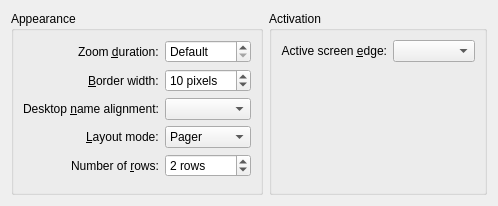
Above: effects/desktopgrid_config.ui from KDE/kwin before the change. Below: the same form after it.
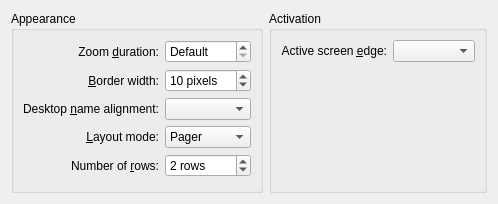
That is the form after the change. Custom widgets are drawn as their Qt base class.

Commit message: Use grid layouts instead of form layouts.

The edit to the form file:
```diff
--- a/effects/desktopgrid_config.ui
+++ b/effects/desktopgrid_config.ui
@@ -15,15 +15,15 @@
      <property name="title" >
       <string>Appearance</string>
      </property>
-     <layout class="QFormLayout" name="formLayout" >
-      <property name="labelAlignment" >
-       <set>Qt::AlignRight|Qt::AlignTrailing|Qt::AlignVCenter</set>
-      </property>
+     <layout class="QGridLayout" name="gridLayout" >
       <item row="0" column="0" >
        <widget class="QLabel" name="label" >
         <property name="text" >
          <string>Zoom &amp;duration:</string>
         </property>
+        <property name="alignment" >
+         <set>Qt::AlignRight|Qt::AlignTrailing|Qt::AlignVCenter</set>
+        </property>
         <property name="buddy" >
          <cstring>zoomDurationSpin</cstring>
         </property>
@@ -50,6 +50,9 @@
         <property name="text" >
          <string>&amp;Border width:</string>
         </property>
+        <property name="alignment" >
+         <set>Qt::AlignRight|Qt::AlignTrailing|Qt::AlignVCenter</set>
+        </property>
         <property name="buddy" >
          <cstring>borderWidthSpin</cstring>
         </property>
@@ -73,6 +76,9 @@
         <property name="text" >
          <string>Desktop &amp;name alignment:</string>
         </property>
+        <property name="alignment" >
+         <set>Qt::AlignRight|Qt::AlignTrailing|Qt::AlignVCenter</set>
+        </property>
         <property name="buddy" >
          <cstring>desktopNameAlignmentCombo</cstring>
         </property>
@@ -86,6 +92,9 @@
         <property name="text" >
          <string>&amp;Layout mode:</string>
         </property>
+        <property name="alignment" >
+         <set>Qt::AlignRight|Qt::AlignTrailing|Qt::AlignVCenter</set>
+        </property>
         <property name="buddy" >
          <cstring>layoutCombo</cstring>
         </property>
@@ -115,6 +124,9 @@
         <property name="text" >
          <string>Number of &amp;rows:</string>
         </property>
+        <property name="alignment" >
+         <set>Qt::AlignRight|Qt::AlignTrailing|Qt::AlignVCenter</set>
+        </property>
         <property name="buddy" >
          <cstring>layoutRowsSpin</cstring>
         </property>
@@ -136,7 +148,7 @@
         </property>
        </widget>
       </item>
-      <item row="5" column="0" >
+      <item row="5" column="0" colspan="2" >
        <spacer name="verticalSpacer" >
         <property name="orientation" >
          <enum>Qt::Vertical</enum>
```
Left out of the diff: 42 changed lines with no effect on the pictures. The commit also changes 15 other files.
